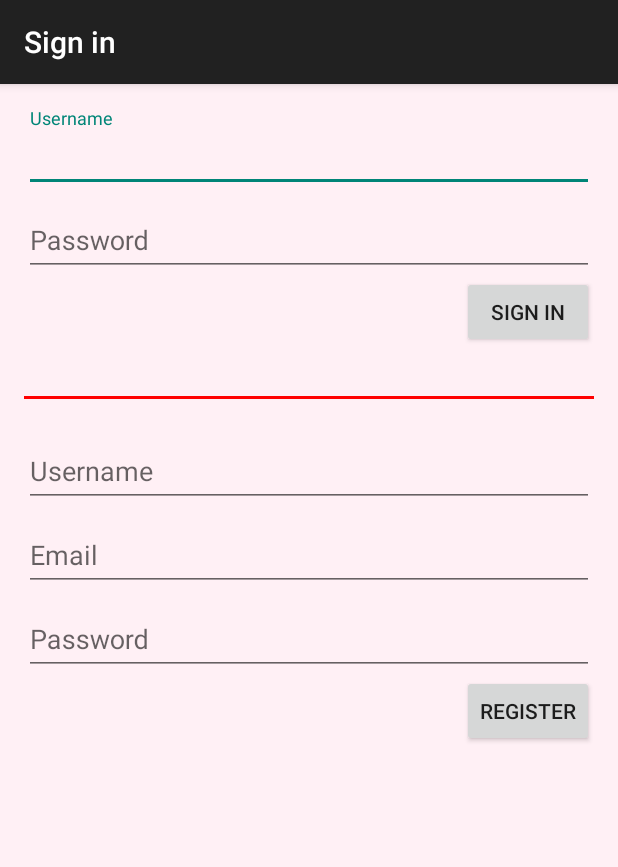
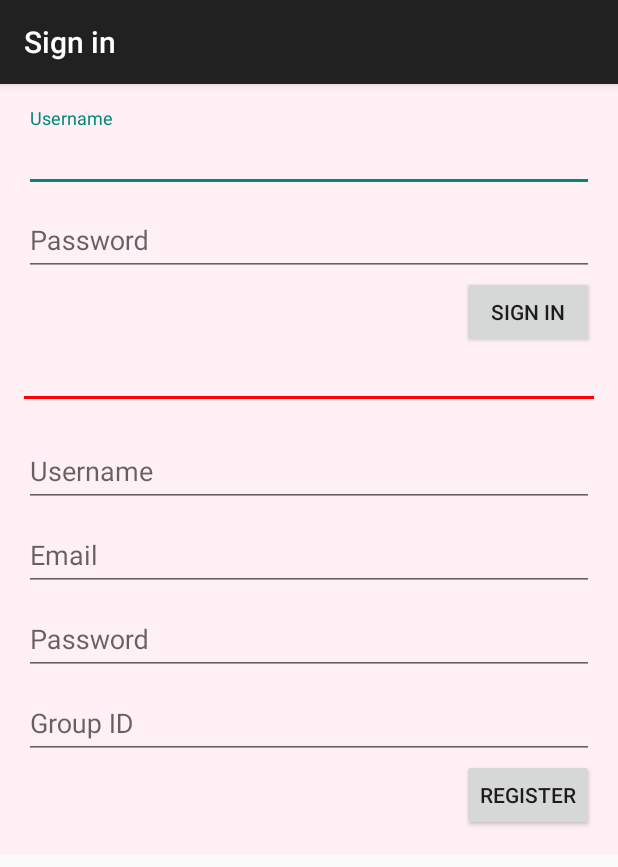
Before and after one commit to rei-yu/sleepiness_android, an Android app: the screen it shows after launch (SignInFragment), on a phone screen of 412 x 824 dp. Shown: the top 867 px of the screen. Run offline under Robolectric (Android 15) with nearby library versions, the phone set to English and light mode, and no system bars; libraries missing offline, so code that uses them is left out: com.parse; 6 statements that could not run were skipped.

Commit message:
modify layout of sign up to include group id

```diff
--- a/ParseStarterProject/src/main/java/com/reiyu/sleepin/MainActivity.java
+++ b/ParseStarterProject/src/main/java/com/reiyu/sleepin/MainActivity.java
@@ -82,9 +82,10 @@ public class MainActivity extends AppCompatActivity {
 //                    new Thread(new Runnable() {
 //                        @Override
 //                        public void run() {
-                            memberList = new ArrayList<>(sp.getStringSet("@string/member_set", null));
-                            flower_num = 0;
-                            getFlowerState();
+                    memberList = new ArrayList<>(sp.getStringSet("@string/member_set", null));
+                    flower_num = 0;
+                    getFlowerState();
+                    Log.e("MainActivity onCreate", sp.getStringSet("@string/member_set", null).toString());
 //                        }
 //                    }).start();
 
@@ -118,6 +119,11 @@ public class MainActivity extends AppCompatActivity {
         return super.onOptionsItemSelected(item);
     }
 
+    @Override
+    public void onBackPressed() {
+        System.exit(0);
+    }
+
     private void signOut() {
         ParseUser.logOut();
 
@@ -143,7 +149,7 @@ public class MainActivity extends AppCompatActivity {
                         int score = sleepinessRecord.getInt("score");
                         current_score = score;
 
-                        Log.e("FlowerRecordScore", String.valueOf(score));
+                        Log.e("FlowerRecordScore " + current_username, String.valueOf(score));
 
                         ParseQuery<ParseObject> query = ParseQuery.getQuery("FlowerRecord");
                         query.whereEqualTo("username", current_username);
@@ -160,7 +166,7 @@ public class MainActivity extends AppCompatActivity {
                                     boolean hasLeaf = flowerRecord.getBoolean("hasLeaf");
                                     boolean hasPot = flowerRecord.getBoolean("hasPot");
 
-                                    Log.e("FlowerRecordState", "success");
+                                    Log.e("FlowerRecordState " + current_username, "success");
                                     ImageView flower;
                                     switch (flower_num) {
                                         case 3:
@@ -185,18 +191,18 @@ public class MainActivity extends AppCompatActivity {
                                             break;
                                     }
                                 } else {
-                                    Log.e("FlowerRecordState", "Error: " + e.getMessage());
+                                    Log.e("FlowerRecordState " + current_username, "Error: " + e.getMessage());
                                 }
                             }
                         });
                     } else {
-                        Log.e("FlowerRecordScore", "Error: " + e.getMessage());
+                        Log.e("FlowerRecordScore " + current_username, "Error: " + e.getMessage());
                     }
                     getFlowerState();
                 }
             });
         } else {
-            Log.e("FlowerRecord", "no member");
+            Log.e("FlowerRecord", "no more member");
         }
     }
 
--- a/ParseStarterProject/src/main/java/com/reiyu/sleepin/WakeUpFragment.java
+++ b/ParseStarterProject/src/main/java/com/reiyu/sleepin/WakeUpFragment.java
@@ -123,6 +123,11 @@ public class WakeUpFragment extends AppCompatActivity {
         }
 
         return super.onOptionsItemSelected(item);
+    }
+
+    @Override
+    public void onBackPressed() {
+        System.exit(0);
     }
 
     private void signOut() {
@@ -298,6 +303,7 @@ public class WakeUpFragment extends AppCompatActivity {
         SharedPreferences sp = PreferenceManager.getDefaultSharedPreferences(WakeUpFragment.this);
         int group_id = sp.getInt("@string/group_id", -1);
 
+        Log.e("WakeUp getGroup id", String.valueOf(group_id));
         ParseQuery<ParseUser> query = ParseUser.getQuery();
         query.whereEqualTo("group_id", group_id);
 
--- a/ParseStarterProject/src/main/res/layout/fragment_sign_in.xml
+++ b/ParseStarterProject/src/main/res/layout/fragment_sign_in.xml
@@ -1,4 +1,10 @@
 <?xml version="1.0" encoding="utf-8"?>
+<ScrollView
+    android:id="@+id/SignInScrollView"
+    xmlns:android="http://schemas.android.com/apk/res/android"
+    android:layout_width="fill_parent"
+    android:layout_height="fill_parent">
+
     <LinearLayout xmlns:android="http://schemas.android.com/apk/res/android"
                   xmlns:tools="http://schemas.android.com/tools"
                   android:layout_width="match_parent"
@@ -57,7 +63,8 @@
                 android:layout_width="fill_parent"
                 android:layout_height="wrap_content"
                 android:hint="@string/hint_name"
-            android:imeOptions="actionNext"/>
+                android:imeOptions="actionNext"
+                android:inputType="text"/>
         </android.support.design.widget.TextInputLayout>
 
         <android.support.design.widget.TextInputLayout
@@ -70,7 +77,7 @@
                 android:layout_height="wrap_content"
                 android:hint="@string/hint_email"
                 android:imeOptions="actionNext"
-            android:inputType="text"/>
+                android:inputType="textEmailAddress"/>
         </android.support.design.widget.TextInputLayout>
 
         <android.support.design.widget.TextInputLayout
@@ -82,8 +89,21 @@
                 android:layout_width="fill_parent"
                 android:layout_height="wrap_content"
                 android:hint="@string/hint_pass"
-            android:imeOptions="actionSend"
+                android:imeOptions="actionNext"
                 android:inputType="text"/>
+        </android.support.design.widget.TextInputLayout>
+
+        <android.support.design.widget.TextInputLayout
+            android:layout_width="match_parent"
+            android:layout_height="wrap_content">
+
+            <EditText
+                android:id="@+id/group_id_register"
+                android:layout_width="fill_parent"
+                android:layout_height="wrap_content"
+                android:hint="@string/hint_group_id"
+                android:imeOptions="actionDone"
+                android:inputType="number"/>
         </android.support.design.widget.TextInputLayout>
 
         <Button
@@ -93,3 +113,4 @@
             android:layout_gravity="right"
             android:text="Register"/>
     </LinearLayout>
+</ScrollView>
--- a/ParseStarterProject/src/main/res/values/strings.xml
+++ b/ParseStarterProject/src/main/res/values/strings.xml
@@ -33,6 +33,7 @@
     <string name="hint_name">Username</string>
     <string name="hint_email">Email</string>
     <string name="hint_pass">Password</string>
+    <string name="hint_group_id">Group ID</string>
 
     <!-- wake up -->
     <string name="hint_date">Date</string>
```
Also changed, not shown: ParseStarterProject/src/main/java/com/reiyu/sleepin/SignInFragment.java (+10 -0 lines). Lines whose indentation alone changed are shown as unchanged.
